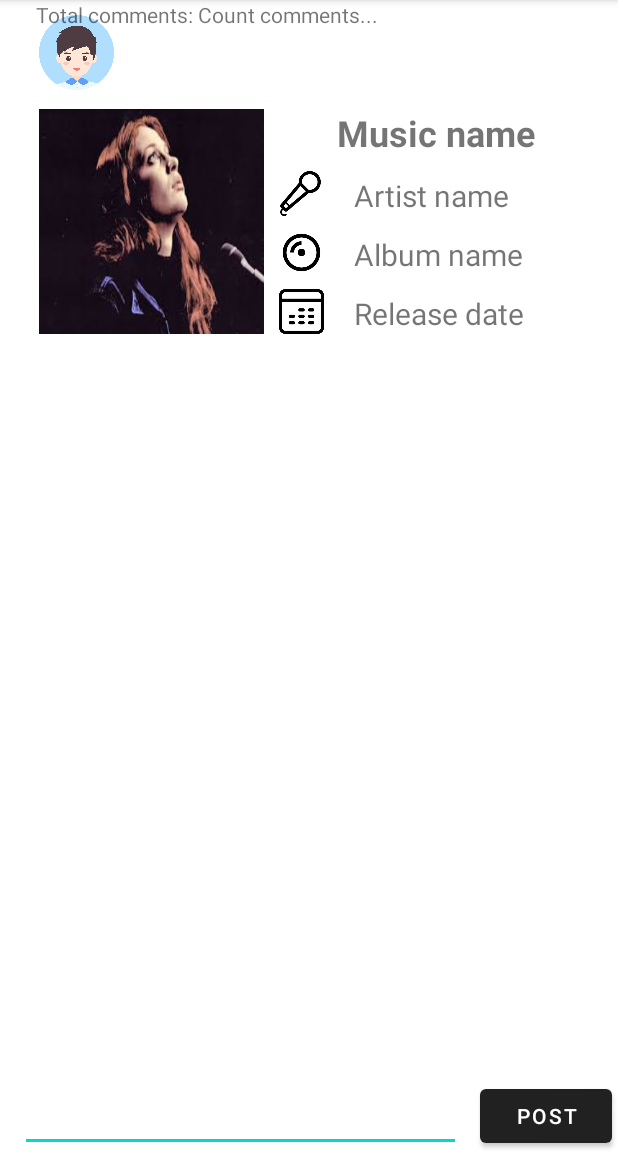
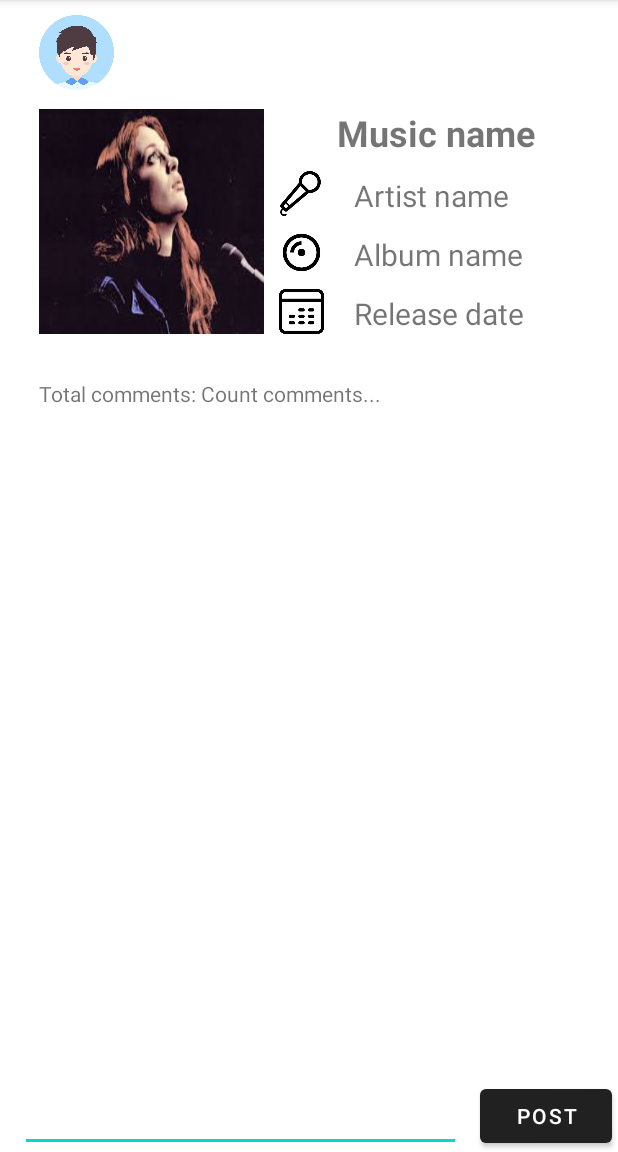
Before and after one commit to pyh1998/MiloMusic, an Android app: the CommentsActivity screen opened directly, with no data from a screen before it, on a phone screen of 412 x 824 dp, the part 84-1236 px from its top. Run offline under Robolectric (Android 15) with nearby library versions, the phone set to English and light mode, and no system bars; our stand-ins replace CircleImageView; 2 statements that could not run were skipped.

Commit message:
update UI

```diff
--- a/app/src/main/res/layout/activity_comments.xml
+++ b/app/src/main/res/layout/activity_comments.xml
@@ -108,7 +108,7 @@
     <ListView
         android:id="@+id/user_comments"
         android:layout_width="410dp"
-        android:layout_height="342dp"
+        android:layout_height="368dp"
         app:layout_constraintBottom_toBottomOf="parent"
         app:layout_constraintEnd_toEndOf="parent"
         app:layout_constraintHorizontal_bias="0.0"
@@ -154,10 +154,9 @@
         android:id="@+id/textView2"
         android:layout_width="wrap_content"
         android:layout_height="wrap_content"
-        android:layout_marginStart="24dp"
-        android:layout_marginLeft="24dp"
+        android:layout_marginTop="30dp"
         android:text="Total comments: "
-        app:layout_constraintStart_toStartOf="parent"
-        tools:layout_editor_absoluteY="285dp" />
+        app:layout_constraintStart_toStartOf="@+id/comment_music"
+        app:layout_constraintTop_toBottomOf="@+id/comment_music" />
 
 </androidx.constraintlayout.widget.ConstraintLayout>
```
